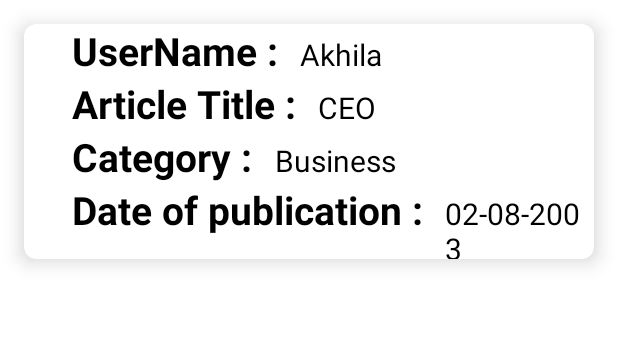
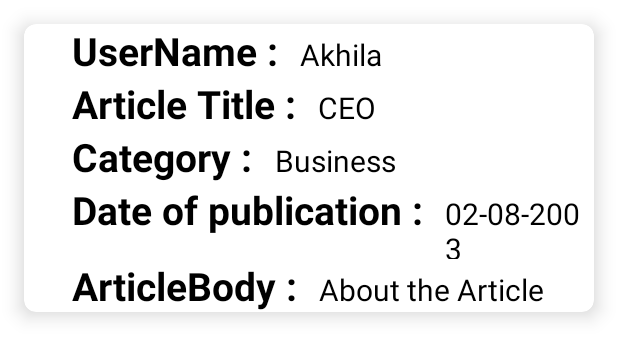
Before and after one commit to Akhila-111/Write-Out, an Android app: the layout my_articles_items.xml on its own in the app's theme, with its tools: preview values and no code run, on a phone screen of 412 x 824 dp. Shown: the top 359 px of the screen. Run offline under Robolectric (Android 15) with nearby library versions, the phone set to English and light mode, and no system bars.

Commit message:
Retrieve data from database to recycler view

```diff
--- a/app/src/main/java/com/example/write_out/ArticleDetail.java
+++ b/app/src/main/java/com/example/write_out/ArticleDetail.java
@@ -24,6 +24,7 @@ public class ArticleDetail extends AppCompatActivity {
     private Spinner category;
     private EditText dataOfPublication;
 
+
     DatabaseReference reference;
 
     SharedPreferences sharedPreferences;
@@ -47,7 +48,7 @@ public class ArticleDetail extends AppCompatActivity {
         String name = sharedPreferences.getString(Key_Name,null);
         UserName.setText("User Name : " + name);
 
-        reference = FirebaseDatabase.getInstance().getReference().child(name);
+        reference = FirebaseDatabase.getInstance().getReference().child("Users");
 
         ArrayAdapter<String> myAdapter = new ArrayAdapter<String>(ArticleDetail.this,
                 android.R.layout.simple_list_item_1,getResources().getStringArray(R.array.names));
@@ -73,7 +74,7 @@ public class ArticleDetail extends AppCompatActivity {
             }
             else {
                 UserHelperClass helperClass = new UserHelperClass(userName, ArticleTitle, Category, DateOfPublication);
-                reference.setValue(helperClass);
+                reference.child(helperClass.ArticleTitle).setValue(helperClass);
 
 
                 Toast.makeText(ArticleDetail.this, "Data Saved!", Toast.LENGTH_SHORT).show();
--- a/app/src/main/java/com/example/write_out/ArticleWriting.java
+++ b/app/src/main/java/com/example/write_out/ArticleWriting.java
@@ -41,9 +41,9 @@ public class ArticleWriting extends AppCompatActivity {
 
         sharedPreferences = getSharedPreferences(Shared_pref_name,MODE_PRIVATE);
         String name = sharedPreferences.getString(Key_Name,null);
-        UserName.setText("User Name : " + name);
+        UserName.setText(name);
 
-        reference = FirebaseDatabase.getInstance().getReference().child(name).child("ArticleBody");
+        reference = FirebaseDatabase.getInstance().getReference().child("ArticleBody");
 
         button.setOnClickListener(view -> {
             String ArticleBody = add_text.getText().toString();
--- a/app/src/main/java/com/example/write_out/dataModelClass.java
+++ b/app/src/main/java/com/example/write_out/dataModelClass.java
@@ -1,17 +1,18 @@
 package com.example.write_out;
 
 public class dataModelClass {
-    String userName, ArticleTitle, Category, DateOfPublication, ArticleBody;
+    String userName = " ", ArticleTitle = " ", Category = " ", DateOfPublication = " ", ArticleBody = " ";
 
     dataModelClass() {
 
     }
 
-    public dataModelClass(String userName, String articleTitle, String category, String dateOfPublication) {
+    public dataModelClass(String userName, String articleTitle, String category, String dateOfPublication,String articleBody) {
         this.userName = userName;
         this.ArticleTitle = articleTitle;
         this.Category = category;
         this.DateOfPublication = dateOfPublication;
+        this.ArticleBody = articleBody;
 
     }
 
@@ -31,5 +32,6 @@ public class dataModelClass {
         return DateOfPublication;
     }
 
+    public String getArticleBody() { return ArticleBody;}
 
 }
--- a/app/src/main/res/layout/activity_main.xml
+++ b/app/src/main/res/layout/activity_main.xml
@@ -69,11 +69,10 @@
 
     <androidx.viewpager.widget.ViewPager
         android:id="@+id/viewPager"
-        android:layout_width="0dp"
-        android:layout_height="wrap_content"
+        android:layout_width="413dp"
+        android:layout_height="686dp"
         app:layout_constraintBottom_toBottomOf="parent"
         app:layout_constraintEnd_toEndOf="parent"
-        app:layout_constraintHorizontal_bias="0.0"
         app:layout_constraintStart_toStartOf="parent"
         app:layout_constraintTop_toBottomOf="@+id/tabLayout"
         app:layout_constraintVertical_bias="0.0"
--- a/app/src/main/res/layout/fragment_my_articles.xml
+++ b/app/src/main/res/layout/fragment_my_articles.xml
@@ -15,7 +15,7 @@
         android:layout_height="match_parent"
         app:layout_constraintBottom_toBottomOf="parent"
         app:layout_constraintEnd_toEndOf="parent"
-        app:layout_constraintHorizontal_bias="1.0"
+        app:layout_constraintHorizontal_bias="0.0"
         app:layout_constraintStart_toStartOf="parent"
         app:layout_constraintTop_toTopOf="parent"
         app:layout_constraintVertical_bias="0.0" />
--- a/app/src/main/res/layout/my_articles_items.xml
+++ b/app/src/main/res/layout/my_articles_items.xml
@@ -110,6 +110,29 @@
                 android:textSize="20sp"/>
 
         </LinearLayout>
+        <LinearLayout
+            android:layout_width="wrap_content"
+            android:layout_height="wrap_content"
+            android:layout_marginLeft="16dp"
+            android:orientation="horizontal">
+
+            <TextView
+                android:layout_width="wrap_content"
+                android:layout_height="wrap_content"
+                android:text="ArticleBody : "
+                android:textColor="@color/black"
+                android:textSize="26sp"
+                android:textStyle="bold"/>
+            <TextView
+                android:id="@+id/articleBody"
+                android:layout_width="wrap_content"
+                android:layout_height="wrap_content"
+                android:text="About the Article"
+                android:layout_marginLeft="8dp"
+                android:textColor="@color/black"
+                android:textSize="20sp"/>
+
+        </LinearLayout>
 
     </LinearLayout>
 
```
Also changed, not shown: app/src/main/java/com/example/write_out/MyArticles.java (+11 -7 lines), app/src/main/java/com/example/write_out/UserHelperClass.java (+6 -1 lines), app/src/main/java/com/example/write_out/myAdapterClass.java (+6 -2 lines).
